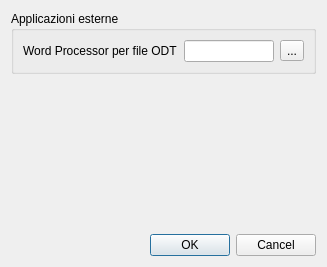
First picture: the form in qcostgui/settingsdialog.ui, repository mickele77/qcost, before the edit.
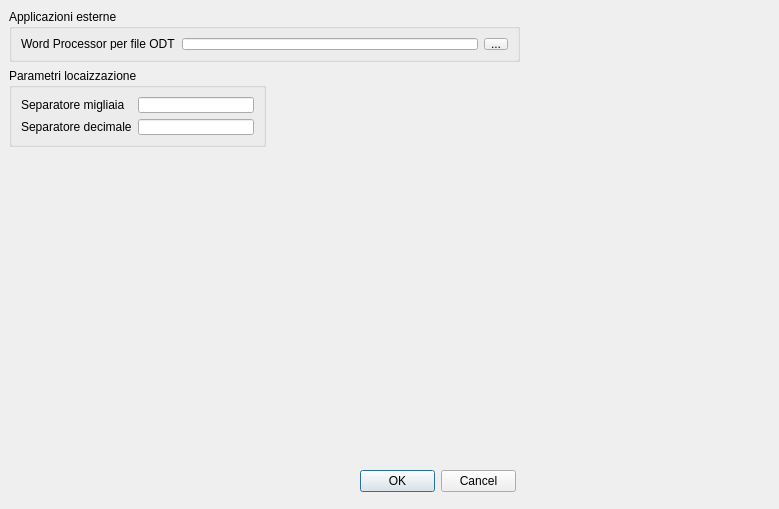
Second picture: the form after the edit.

Commit message: Aggiunta personalizzazione separatore decimale

Diff of the .ui file:
```diff
--- a/qcostgui/settingsdialog.ui
+++ b/qcostgui/settingsdialog.ui
@@ -6,16 +6,22 @@
    <rect>
     <x>0</x>
     <y>0</y>
-    <width>327</width>
-    <height>267</height>
+    <width>779</width>
+    <height>509</height>
    </rect>
   </property>
   <property name="windowTitle">
    <string>Impostazioni</string>
   </property>
-  <layout class="QGridLayout" name="gridLayout_2">
-   <item row="0" column="0">
     <widget class="QGroupBox" name="groupBox">
+   <property name="geometry">
+    <rect>
+     <x>9</x>
+     <y>9</y>
+     <width>511</width>
+     <height>53</height>
+    </rect>
+   </property>
      <property name="title">
       <string>Applicazioni esterne</string>
      </property>
@@ -39,22 +45,15 @@
       </item>
      </layout>
     </widget>
-   </item>
-   <item row="1" column="0">
-    <spacer name="verticalSpacer">
-     <property name="orientation">
-      <enum>Qt::Vertical</enum>
-     </property>
-     <property name="sizeHint" stdset="0">
-      <size>
-       <width>20</width>
-       <height>158</height>
-      </size>
-     </property>
-    </spacer>
-   </item>
-   <item row="2" column="0">
     <widget class="QDialogButtonBox" name="buttonBox">
+   <property name="geometry">
+    <rect>
+     <x>360</x>
+     <y>470</y>
+     <width>156</width>
+     <height>23</height>
+    </rect>
+   </property>
      <property name="orientation">
       <enum>Qt::Horizontal</enum>
      </property>
@@ -62,8 +61,49 @@
       <set>QDialogButtonBox::Cancel|QDialogButtonBox::Ok</set>
      </property>
     </widget>
-   </item>
-  </layout>
+  <widget class="QGroupBox" name="localGroupBox">
+   <property name="geometry">
+    <rect>
+     <x>9</x>
+     <y>68</y>
+     <width>257</width>
+     <height>79</height>
+    </rect>
+   </property>
+   <property name="title">
+    <string>Parametri locaizzazione</string>
+   </property>
+   <layout class="QGridLayout" name="gridLayout_2">
+    <item row="0" column="0">
+     <widget class="QLabel" name="thSeparatorLabel">
+      <property name="text">
+       <string>Separatore migliaia</string>
+      </property>
+     </widget>
+    </item>
+    <item row="1" column="0" colspan="2">
+     <widget class="QLabel" name="decSeparatorLabel">
+      <property name="text">
+       <string>Separatore decimale</string>
+      </property>
+     </widget>
+    </item>
+    <item row="1" column="2">
+     <widget class="QLineEdit" name="decSeparatorLEdit">
+      <property name="maxLength">
+       <number>1</number>
+      </property>
+     </widget>
+    </item>
+    <item row="0" column="2">
+     <widget class="QLineEdit" name="thSeparatorLEdit">
+      <property name="maxLength">
+       <number>1</number>
+      </property>
+     </widget>
+    </item>
+   </layout>
+  </widget>
  </widget>
  <resources/>
  <connections>
```
Lines whose indentation alone changed are shown as unchanged. The commit also changes 6 other files.
